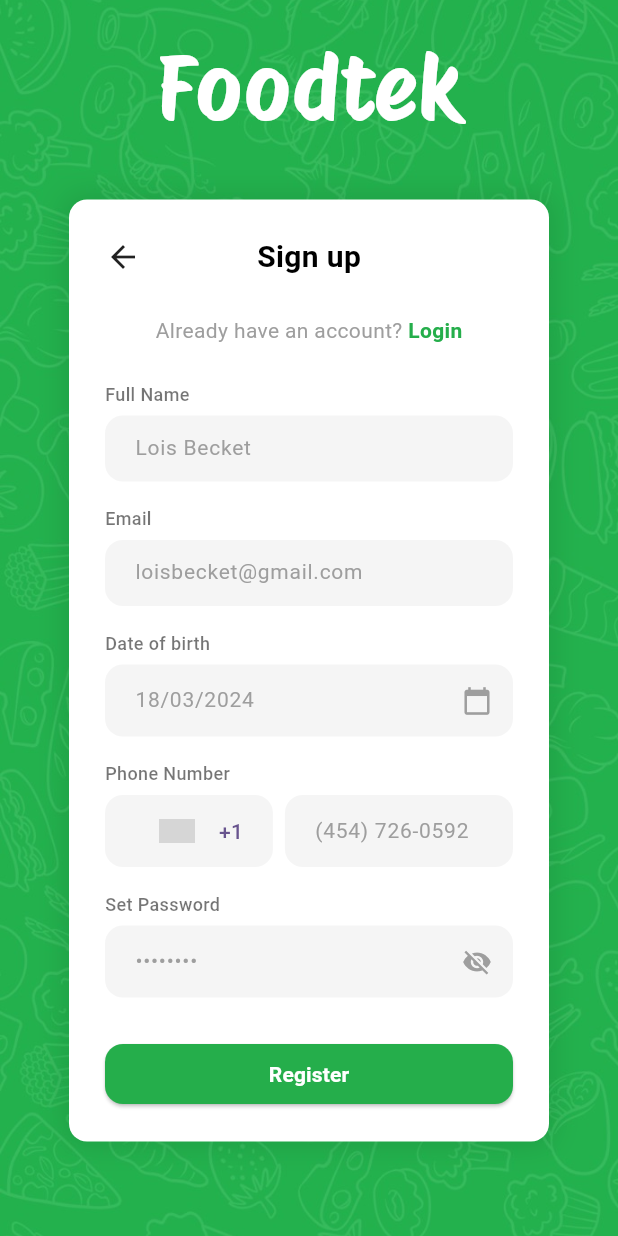
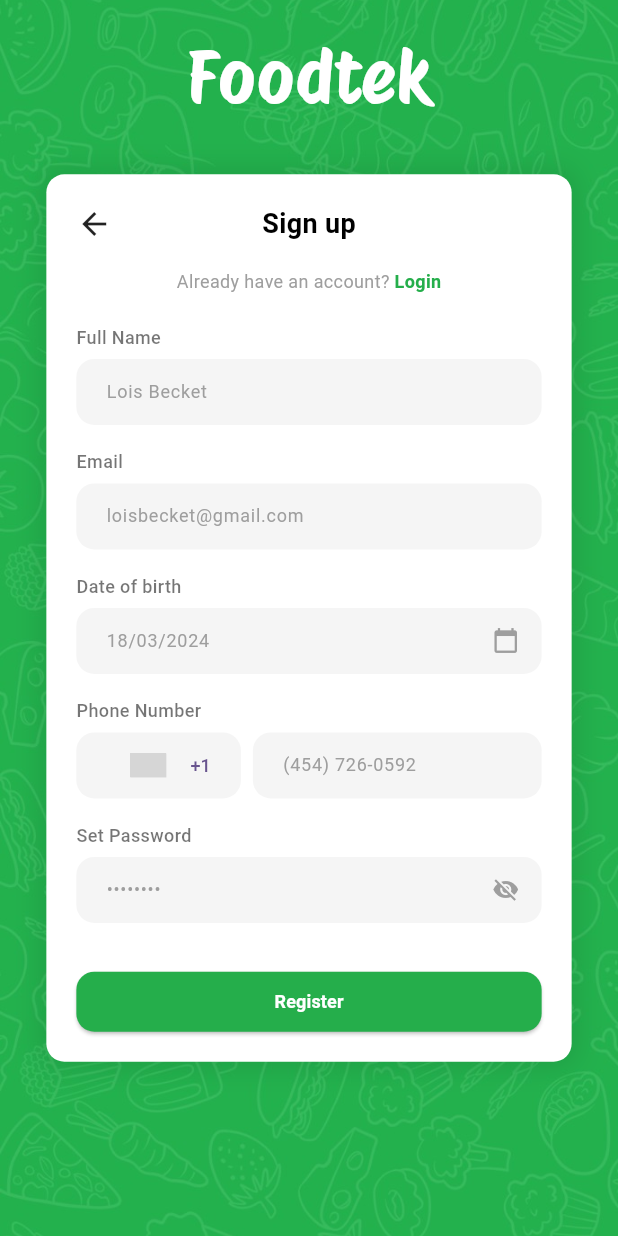
Before and after one commit to Rand-Almasri/foodtek_app, a Flutter app: the SignupScreen screen opened by its route, on a phone screen of 412 x 824 dp. Run offline on Flutter 3.47's test engine with Material 3 defaults, Android fonts, the phone set to English and light mode, and no system bars; drawn by our look-alikes of country_code_picker; our stand-ins replace permission_handler, shared_preferences; accounts and stored records are empty; grey boxes are pictures that could not be loaded.

Commit message:
fix(signup): improve layout structure and validation handling

```diff
--- /dev/null
+++ b/devtools_options.yaml
@@ -0,0 +1,3 @@
+description: This file stores settings for Dart & Flutter DevTools.
+documentation: https://docs.flutter.dev/tools/devtools/extensions#configure-extension-enablement-states
+extensions:
--- a/lib/main.dart
+++ b/lib/main.dart
@@ -18,7 +18,7 @@ class MyApp extends StatelessWidget {
       theme: ThemeData(
         colorScheme: ColorScheme.fromSeed(seedColor: Colors.deepPurple),
       ),
-      initialRoute: AppRoutes.verification, // Always start from Splash
+      initialRoute: AppRoutes.splash, // Always start from Splash
       onGenerateRoute: AppRoutes.generateRoute,
     );
   }
--- a/lib/view/screens/auth_screens/signup_screen.dart
+++ b/lib/view/screens/auth_screens/signup_screen.dart
@@ -39,13 +39,23 @@ class _SignupScreenState extends State<SignupScreen> {
 
   void _submitForm() {
     if (_formKey.currentState!.validate()) {
-      _controller.register(context);
+      _controller.register(context).then((_) {
+        Navigator.pushReplacementNamed(context, AppRoutes.login);
+      });
     }
   }
 
   @override
   Widget build(BuildContext context) {
-    final screenSize = MediaQuery.of(context).size;
+    final Size screenSize = MediaQuery.of(context).size;
+    final bool isTablet = screenSize.width > 600;
+    final bool isLargeScreen = screenSize.width > 900;
+
+    final double logoFontSize = isLargeScreen ? 70 : (isTablet ? 60 : 48);
+    final double headerFontSize = isLargeScreen ? 24 : (isTablet ? 20 : 18);
+    final double textFontSize = isLargeScreen ? 16 : (isTablet ? 14 : 12);
+    final double buttonHeight = isLargeScreen ? 50 : (isTablet ? 45 : 40);
+    final double fieldHeight = isLargeScreen ? 52 : (isTablet ? 48 : 44);
 
     return Scaffold(
       body: Stack(
@@ -62,29 +72,36 @@ class _SignupScreenState extends State<SignupScreen> {
 
           // Logo at the top
           Positioned(
-            top: 15,
+            top: screenSize.height *  0.02,
             left: 0,
             right: 0,
             child: Center(
               child: Text(
                 'Foodtek',
                 style: TextStyle(
-                  fontSize: 60,
+                  fontSize: logoFontSize,
                   color: Colors.white,
                   fontFamily: 'Protest Riot',
-
                 ),
               ),
             ),
           ),
 
-          // Form Container - Centered and Fixed
+          // Responsive Form Container
           Center(
             child: Container(
-              width: 320,
-              height: 628,
-              margin: const EdgeInsets.only(top: 80, bottom: 10),
-              padding: const EdgeInsets.all(24),
+              width: isLargeScreen
+                  ? screenSize.width * 0.5
+                  : (isTablet ? screenSize.width * 0.7 : screenSize.width * 0.85),
+              constraints: BoxConstraints(
+                maxWidth: 500,
+                minWidth: 300,
+              ),
+              margin: EdgeInsets.symmetric(
+                vertical: screenSize.height * 0.05,
+                horizontal: isTablet ? 40 : 20,
+              ),
+              padding: EdgeInsets.all(isTablet ? 30 : 20),
               decoration: BoxDecoration(
                 color: Colors.white,
                 borderRadius: BorderRadius.circular(12),
@@ -108,56 +125,56 @@ class _SignupScreenState extends State<SignupScreen> {
                         children: [
                           InkWell(
                             onTap: () => Navigator.pop(context),
-                            child: const Icon(Icons.arrow_back, size: 24),
+                            child: Icon(Icons.arrow_back, size: isTablet ? 28 : 24),
                           ),
                           const Spacer(),
-                          const Text(
+                          Text(
                             'Sign up',
                             style: TextStyle(
-                              fontSize: 20,
+                              fontSize: headerFontSize,
                               fontWeight: FontWeight.bold,
                               color: Colors.black,
                             ),
                           ),
                           const Spacer(),
-                          const SizedBox(width: 24),
+                          SizedBox(width: isTablet ? 28 : 24),
                         ],
                       ),
-                      const SizedBox(height: 24),
+                      SizedBox(height: screenSize.height * 0.02),
 
                       // Already have an account? Login
                       Row(
                         mainAxisAlignment: MainAxisAlignment.center,
                         children: [
-                          const Text(
+                          Text(
                             'Already have an account? ',
                             style: TextStyle(
                               color: Colors.grey,
-                              fontSize: 14,
+                              fontSize: textFontSize,
                             ),
                           ),
                           InkWell(
                             onTap: () => Navigator.pushNamed(context, AppRoutes.login),
-                            child: const Text(
+                            child: Text(
                               'Login',
                               style: TextStyle(
                                 color: AppColors.primaryGreen,
                                 fontWeight: FontWeight.bold,
-                                fontSize: 14,
+                                fontSize: textFontSize,
                               ),
                             ),
                           ),
                         ],
                       ),
-                      const SizedBox(height: 24),
+                      SizedBox(height: screenSize.height * 0.025),
 
                       // Full Name Field
                       _buildTextField(
                         label: 'Full Name',
                         controller: _controller.nameController,
                         validator: (value) => value!.isEmpty ? 'Please enter your name' : null,
-                        labelSize: 12,
-                        fieldHeight: 44,
+                        labelSize: textFontSize,
+                        fieldHeight: fieldHeight,
                         hintText: 'Lois Becket',
                       ),
 
@@ -169,24 +186,21 @@ class _SignupScreenState extends State<SignupScreen> {
                             ? 'Enter valid email'
                             : null,
                         keyboardType: TextInputType.emailAddress,
-                        labelSize: 12,
-                        fieldHeight: 44,
+                        labelSize: textFontSize,
+                        fieldHeight: fieldHeight,
                         hintText: 'loisbecket@gmail.com',
                       ),
 
-                      // Birth Date Field
-                      _buildDatePickerField(),
+                      _buildDatePickerField(fieldHeight, textFontSize),
 
-                      // Phone Number Field
-                      _buildPhoneField(),
+                      _buildPhoneField(fieldHeight, textFontSize),
 
-                      // Password Field
-                      _buildPasswordField(),
+                      _buildPasswordField(fieldHeight, textFontSize),
 
                       // Register Button
-                      const SizedBox(height: 15),
+                      SizedBox(height: screenSize.height * 0.02),
                       SizedBox(
-                        height: 40,
+                        height: buttonHeight,
                         width: double.infinity,
                         child: ElevatedButton(
                           onPressed: _submitForm,
@@ -196,10 +210,10 @@ class _SignupScreenState extends State<SignupScreen> {
                               borderRadius: BorderRadius.circular(12),
                             ),
                           ),
-                          child: const Text(
+                          child: Text(
                             'Register',
                             style: TextStyle(
-                                fontSize: 14,
+                                fontSize: textFontSize,
                                 fontWeight: FontWeight.bold,
                                 color: Colors.white),
                           ),
@@ -221,8 +235,8 @@ class _SignupScreenState extends State<SignupScreen> {
     required TextEditingController controller,
     String? Function(String?)? validator,
     TextInputType? keyboardType,
-    double labelSize = 14,
-    double fieldHeight = 44,
+    required double labelSize,
+    required double fieldHeight,
     String? hintText,
   }) {
     return Padding(
@@ -245,7 +259,7 @@ class _SignupScreenState extends State<SignupScreen> {
               controller: controller,
               keyboardType: keyboardType,
               validator: validator,
-              style: const TextStyle(fontSize: 14),
+              style: TextStyle(fontSize: labelSize),
               decoration: InputDecoration(
                 filled: true,
                 fillColor: Colors.grey[100],
@@ -258,7 +272,7 @@ class _SignupScreenState extends State<SignupScreen> {
                   vertical: 12,
                 ),
                 hintText: hintText,
-                hintStyle: const TextStyle(fontSize: 14, color: Colors.grey),
+                hintStyle: TextStyle(fontSize: labelSize, color: Colors.grey),
               ),
             ),
           ),
@@ -267,33 +281,33 @@ class _SignupScreenState extends State<SignupScreen> {
     );
   }
 
-  Widget _buildDatePickerField() {
+  Widget _buildDatePickerField(double fieldHeight, double textSize) {
     return Padding(
       padding: const EdgeInsets.only(bottom: 16),
       child: Column(
         crossAxisAlignment: CrossAxisAlignment.start,
         children: [
-          const Text(
+          Text(
             'Date of birth',
             style: TextStyle(
-              fontSize: 12,
+              fontSize: textSize,
               color: Colors.black54,
               fontWeight: FontWeight.w500,
             ),
           ),
           const SizedBox(height: 6),
           SizedBox(
-            height: 48,
+            height: fieldHeight,
             child: TextFormField(
               controller: _controller.birthDateController,
               readOnly: true,
               onTap: _selectDate,
               validator: (value) => value!.isEmpty ? 'Please select birth date' : null,
-              style: const TextStyle(fontSize: 14),
+              style: TextStyle(fontSize: textSize),
               decoration: InputDecoration(
                 filled: true,
                 fillColor: Colors.grey[100],
-                suffixIcon: const Icon(Icons.calendar_today, size: 20, color: Colors.grey),
+                suffixIcon: Icon(Icons.calendar_today, size: textSize + 6, color: Colors.grey),
                 border: OutlineInputBorder(
                   borderRadius: BorderRadius.circular(12),
                   borderSide: BorderSide.none,
@@ -303,7 +317,7 @@ class _SignupScreenState extends State<SignupScreen> {
                   vertical: 12,
                 ),
                 hintText: '18/03/2024',
-                hintStyle: const TextStyle(fontSize: 14, color: Colors.grey),
+                hintStyle: TextStyle(fontSize: textSize, color: Colors.grey),
               ),
             ),
           ),
@@ -312,16 +326,16 @@ class _SignupScreenState extends State<SignupScreen> {
     );
   }
 
-  Widget _buildPhoneField() {
+  Widget _buildPhoneField(double fieldHeight, double textSize) {
     return Padding(
       padding: const EdgeInsets.only(bottom: 16),
       child: Column(
         crossAxisAlignment: CrossAxisAlignment.start,
         children: [
-          const Text(
+          Text(
             'Phone Number',
             style: TextStyle(
-              fontSize: 12,
+              fontSize: textSize,
               color: Colors.black54,
               fontWeight: FontWeight.w500,
             ),
@@ -330,7 +344,7 @@ class _SignupScreenState extends State<SignupScreen> {
           Row(
             children: [
               Container(
-                height: 48,
+                height: fieldHeight,
                 decoration: BoxDecoration(
                   color: Colors.grey[100],
                   borderRadius: BorderRadius.circular(12),
@@ -349,18 +363,18 @@ class _SignupScreenState extends State<SignupScreen> {
                   alignLeft: false,
                   flagWidth: 24,
                   padding: const EdgeInsets.symmetric(horizontal: 8),
-                  textStyle: const TextStyle(fontSize: 14),
+                  textStyle: TextStyle(fontSize: textSize),
                 ),
               ),
               const SizedBox(width: 8),
               Expanded(
                 child: SizedBox(
-                  height: 48,
+                  height: fieldHeight,
                   child: TextFormField(
                     controller: _controller.phoneController,
                     keyboardType: TextInputType.phone,
                     validator: (value) => value!.length < 10 ? 'Invalid phone number' : null,
-                    style: const TextStyle(fontSize: 14),
+                    style: TextStyle(fontSize: textSize),
                     decoration: InputDecoration(
                       filled: true,
                       fillColor: Colors.grey[100],
@@ -373,7 +387,7 @@ class _SignupScreenState extends State<SignupScreen> {
                         vertical: 12,
                       ),
                       hintText: '(454) 726-0592',
-                      hintStyle: const TextStyle(fontSize: 14, color: Colors.grey),
+                      hintStyle: TextStyle(fontSize: textSize, color: Colors.grey),
                     ),
                   ),
                 ),
@@ -385,35 +399,35 @@ class _SignupScreenState extends State<SignupScreen> {
     );
   }
 
-  Widget _buildPasswordField() {
+  Widget _buildPasswordField(double fieldHeight, double textSize) {
     return Padding(
       padding: const EdgeInsets.only(bottom: 16),
       child: Column(
         crossAxisAlignment: CrossAxisAlignment.start,
         children: [
-          const Text(
+          Text(
             'Set Password',
             style: TextStyle(
-              fontSize: 12,
+              fontSize: textSize,
               color: Colors.black54,
               fontWeight: FontWeight.w500,
             ),
           ),
           const SizedBox(height: 6),
           SizedBox(
-            height: 48,
+            height: fieldHeight,
             child: TextFormField(
               controller: _controller.passwordController,
               obscureText: !_isPasswordVisible,
               validator: (value) => value!.length < 6 ? 'Minimum 6 characters required' : null,
-              style: const TextStyle(fontSize: 14),
+              style: TextStyle(fontSize: textSize),
               decoration: InputDecoration(
                 filled: true,
                 fillColor: Colors.grey[100],
                 suffixIcon: IconButton(
                   icon: Icon(
                     _isPasswordVisible ? Icons.visibility : Icons.visibility_off,
-                    size: 20,
+                    size: textSize + 6,
                     color: Colors.grey,
                   ),
                   onPressed: () => setState(() => _isPasswordVisible = !_isPasswordVisible),
@@ -427,7 +441,7 @@ class _SignupScreenState extends State<SignupScreen> {
                   vertical: 12,
                 ),
                 hintText: '••••••••',
-                hintStyle: const TextStyle(fontSize: 14, color: Colors.grey),
+                hintStyle: TextStyle(fontSize: textSize, color: Colors.grey),
               ),
             ),
           ),
```
Also changed, not shown: lib/controller/auth/signup_controller.dart (+3 -9 lines), 98 other files.
